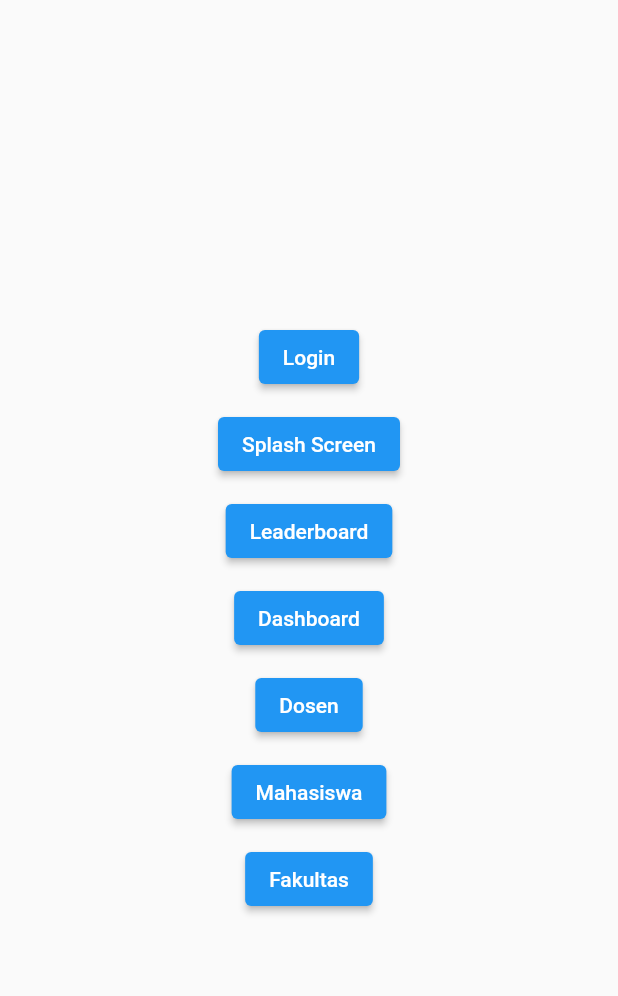
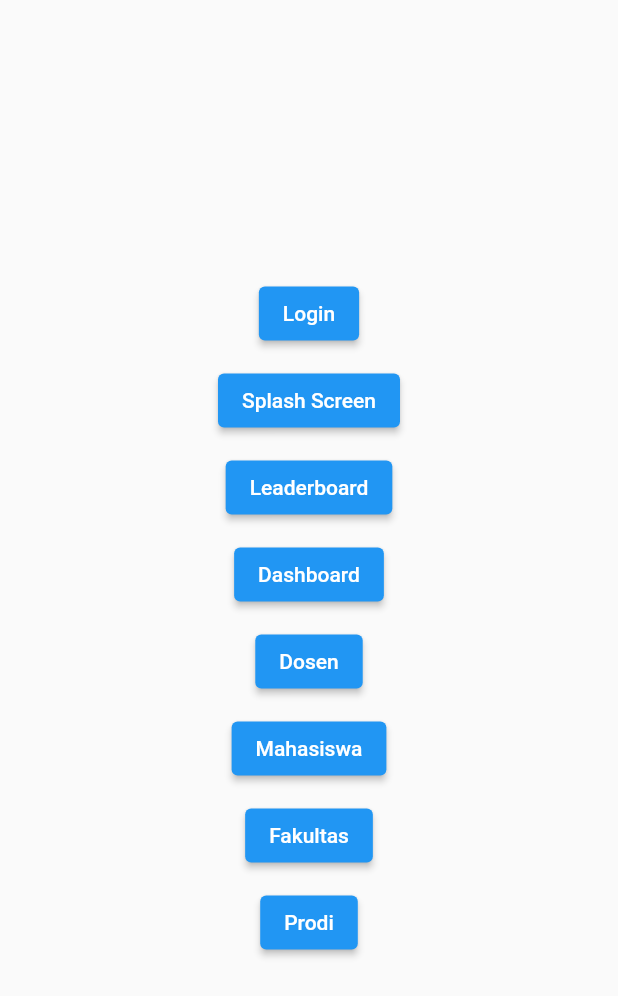
Before and after one commit to vegatama/CIIS-UPI, a Flutter app: the screen it shows after launch, on a phone screen of 412 x 824 dp. Shown: the top 996 px of the screen. Run offline on Flutter 3.47's test engine with Material 2 defaults, Android fonts, the phone set to English and light mode, and no system bars; our stand-ins replace bubble_tab_indicator, charts_flutter, percent_indicator, pie_chart.

Commit message:
Update main.dart

```diff
--- a/lib/main.dart
+++ b/lib/main.dart
@@ -2,7 +2,7 @@ import 'package:flutter/material.dart';
 import 'DosenPage.dart';
 import 'FakultasPage.dart';
 import 'MahasiswaPage.dart';
-import 'SurveiPage.dart';
+import 'ProdiPage.dart';
 import 'splash-screen.dart';
 import 'Leaderboard.dart';
 import 'Dashboard.dart';
@@ -112,6 +112,17 @@ class MyHome extends StatelessWidget {
                       }));
                     }),
               ),
+              Padding(
+                padding: EdgeInsets.all(5),
+                child: ElevatedButton(
+                    child: Text('Prodi'),
+                    onPressed: () {
+                      Navigator.of(context)
+                          .push(MaterialPageRoute(builder: (context) {
+                        return ProdiPage();
+                      }));
+                    }),
+              ),
             ],
           ),
         ),
```
